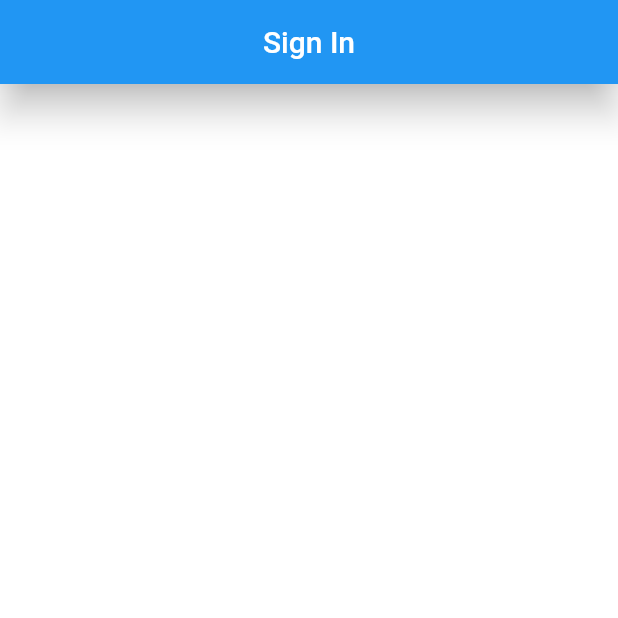
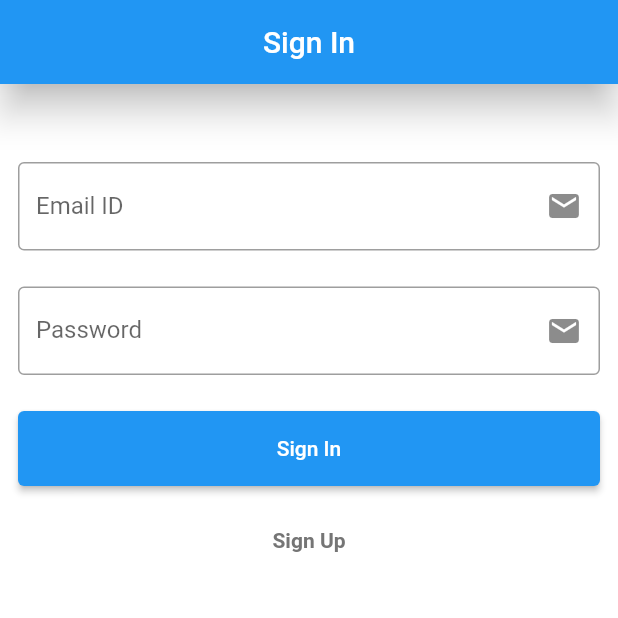
Before and after one commit to akathecoder/Flutter-ToDo-App, a Flutter app: the screen it shows after launch, on a phone screen of 412 x 824 dp, the top half of it. Run offline on Flutter 3.47's test engine with Material 2 defaults, Android fonts, the phone set to English and light mode, and no system bars; our stand-ins replace firebase_auth, firebase_core; accounts and stored records are empty.

Commit message:
Added Forms to Login Page

```diff
--- a/lib/Screens/login_page.dart
+++ b/lib/Screens/login_page.dart
@@ -13,6 +13,8 @@ class LoginPage extends StatefulWidget {
 }
 
 class _LoginPageState extends State<LoginPage> {
+  final _formKey = GlobalKey<FormState>();
+
   @override
   Widget build(BuildContext context) {
     return Scaffold(
@@ -26,6 +28,93 @@ class _LoginPageState extends State<LoginPage> {
         centerTitle: true,
         elevation: 10,
       ),
+      body: Column(
+        mainAxisAlignment: MainAxisAlignment.start,
+        children: [
+          Padding(
+            padding: const EdgeInsets.only(top: 40),
+            child: Form(
+              key: _formKey,
+              child: Column(
+                children: [
+                  Padding(
+                    padding: const EdgeInsets.all(12.0),
+                    child: TextFormField(
+                      decoration: const InputDecoration(
+                        labelText: 'Email ID',
+                        hintText: 'username@email.com',
+                        border: OutlineInputBorder(),
+                        suffixIcon: Icon(
+                          Icons.email,
+                        ),
+                      ),
+                      validator: (value) {
+                        if (value == null || value.isEmpty) {
+                          return 'Please enter email id';
+                        } else if (RegExp(
+                                r"^[a-zA-Z0-9.a-zA-Z0-9.!#$%&'*+-/=?^_`{|}~]+@[a-zA-Z0-9]+\.[a-zA-Z]+")
+                            .hasMatch(value)) {
+                          return 'Please enter a valid email id';
+                        }
+                        return null;
+                      },
+                    ),
+                  ),
+                  Padding(
+                    padding: const EdgeInsets.all(12.0),
+                    child: TextFormField(
+                      decoration: const InputDecoration(
+                        labelText: 'Password',
+                        hintText: 'your\$secretPassw0rd',
+                        border: OutlineInputBorder(),
+                        suffixIcon: Icon(
+                          Icons.email,
+                        ),
+                      ),
+                      validator: (value) {
+                        if (value == null || value.isEmpty) {
+                          return 'Please enter email id';
+                        } else if (RegExp(
+                                r"^[a-zA-Z0-9.a-zA-Z0-9.!#$%&'*+-/=?^_`{|}~]+@[a-zA-Z0-9]+\.[a-zA-Z]+")
+                            .hasMatch(value)) {
+                          return 'Please enter a valid email id';
+                        }
+                        return null;
+                      },
+                    ),
+                  ),
+                  Padding(
+                    padding: const EdgeInsets.all(12.0),
+                    child: ElevatedButton(
+                      style: ElevatedButton.styleFrom(
+                        minimumSize: const Size.fromHeight(50),
+                      ),
+                      onPressed: () {
+                        if (_formKey.currentState!.validate()) {
+                          ScaffoldMessenger.of(context).showSnackBar(
+                            const SnackBar(content: Text('Processing Data')),
+                          );
+                        }
+                      },
+                      child: const Text('Sign In'),
+                    ),
+                  ),
+                  TextButton(
+                    style: TextButton.styleFrom(
+                      primary: Colors.grey.shade600,
+                      textStyle: const TextStyle(
+                        fontWeight: FontWeight.bold,
+                      ),
+                    ),
+                    onPressed: () {},
+                    child: const Text("Sign Up"),
+                  )
+                ],
+              ),
+            ),
+          ),
+        ],
+      ),
     );
   }
 }
```
